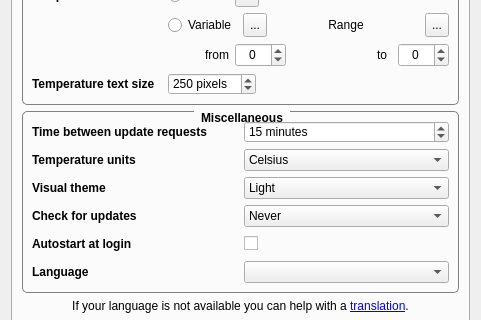
Above: ConfigurationDialog.ui from FelixdelasPozas/TrayWeather before the change; both pictures show x 0 to 481 and y 101 to 421 of the 481 by 544 pixel window. Below: the same form after it.
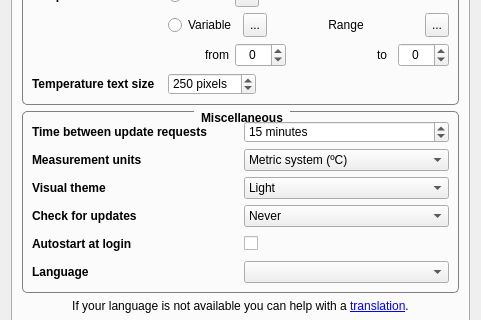
That is the form after the change. Icons and pictures are not drawn.

Commit message: Let user choose between imperial and metric system instead of just temp units. Map legends units translations.

```diff
--- a/ConfigurationDialog.ui
+++ b/ConfigurationDialog.ui
@@ -991,7 +991,7 @@
                </font>
               </property>
               <property name="text">
-               <string>Temperature units</string>
+               <string>Measurement units</string>
               </property>
              </widget>
             </item>
@@ -1075,11 +1075,7 @@
              <widget class="QComboBox" name="m_tempComboBox">
               <item>
                <property name="text">
-                <string>Celsius</string>
-               </property>
-               <property name="icon">
-                <iconset resource="rsc/resources.qrc">
-                 <normaloff>:/TrayWeather/temp-celsius.svg</normaloff>:/TrayWeather/temp-celsius.svg</iconset>
+                <string>Metric system (ºC)</string>
                </property>
               </item>
               <item>
```
Left out of the diff: 8 changed lines with no effect on the pictures. The commit also changes 7 other files.
